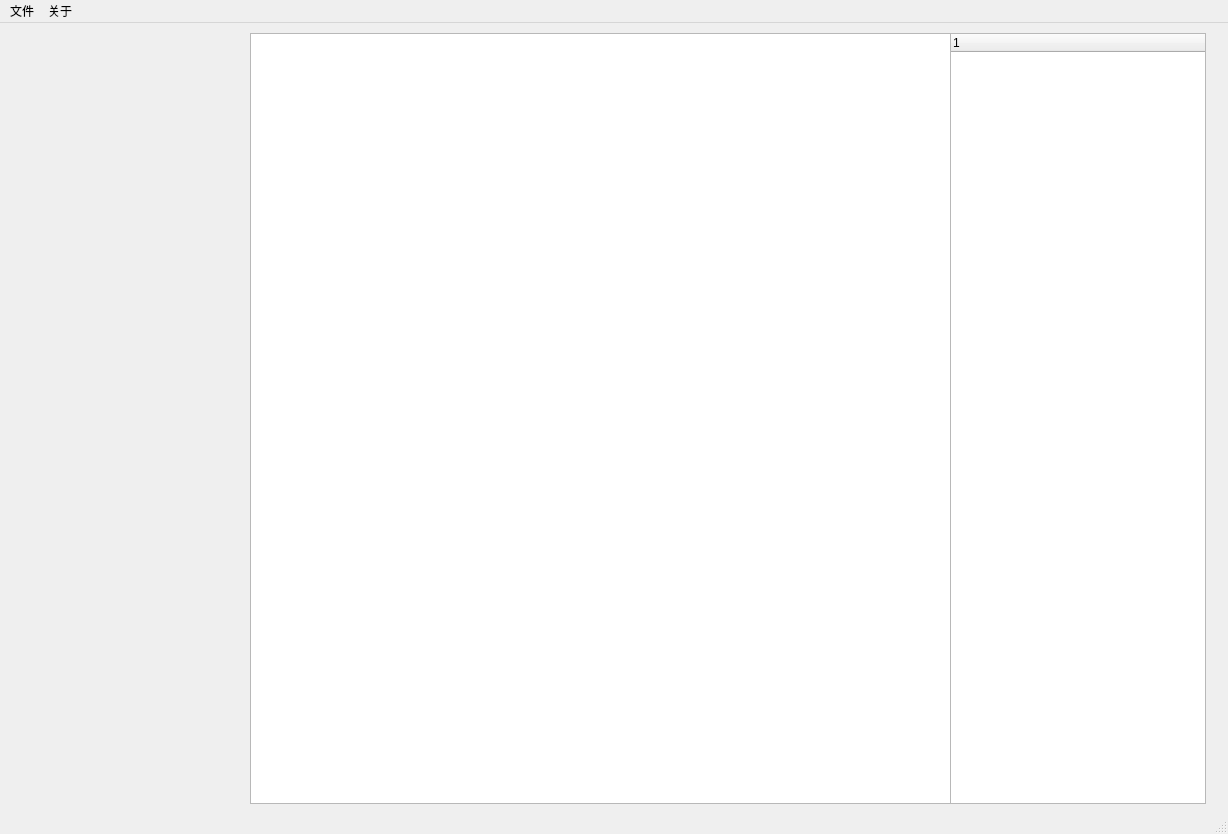
Before: the Qt Designer form src/main_interface/main_interface.ui in WanglinLi595/OpenCV_Function_Demonstration, drawn with Qt 5.
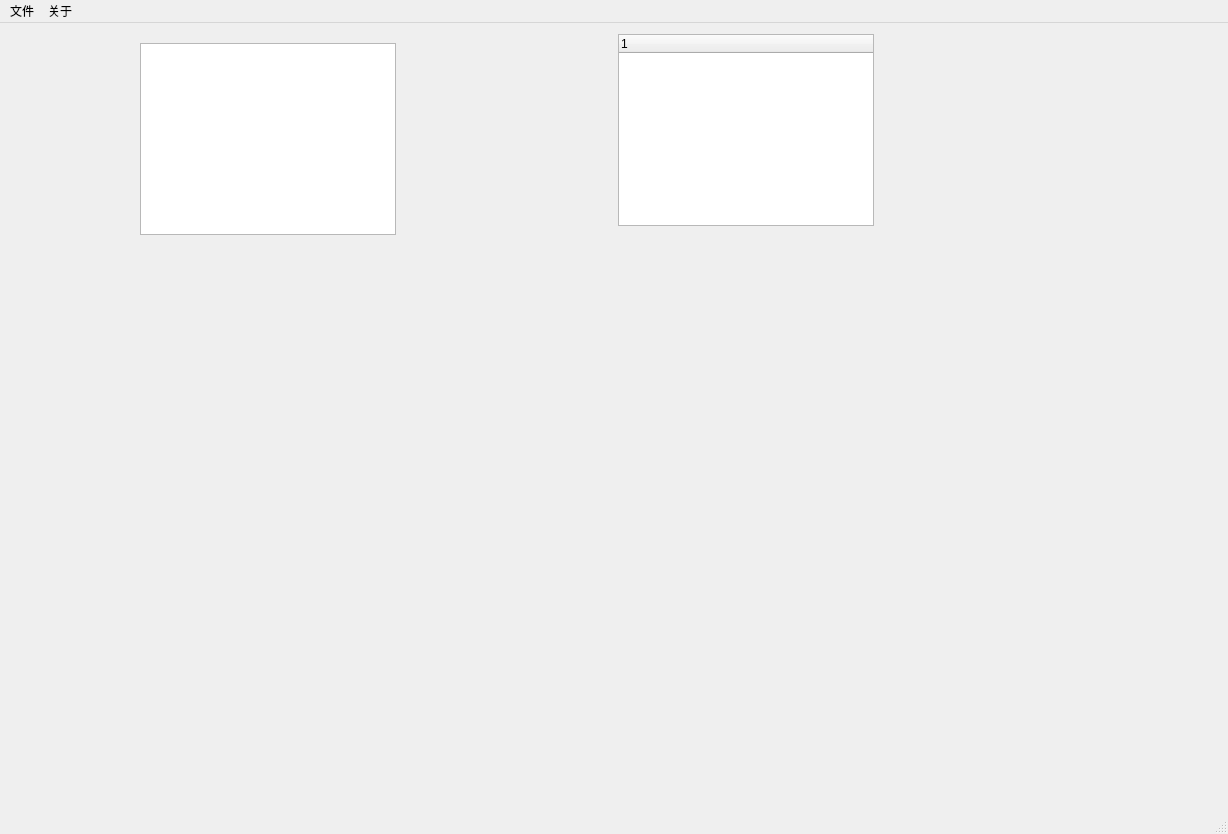
After: the same form once the commit is applied.

The edit to the form file:
```diff
--- a/src/main_interface/main_interface.ui
+++ b/src/main_interface/main_interface.ui
@@ -14,13 +14,23 @@
    <string>MainWindow</string>
   </property>
   <widget class="QWidget" name="centralwidget">
+   <widget class="QTableView" name="table_view">
+    <property name="geometry">
+     <rect>
+      <x>140</x>
+      <y>20</y>
+      <width>256</width>
+      <height>192</height>
+     </rect>
+    </property>
+   </widget>
    <widget class="QTreeWidget" name="tree_widget">
     <property name="geometry">
      <rect>
-      <x>950</x>
-      <y>10</y>
+      <x>618</x>
+      <y>11</y>
       <width>256</width>
-      <height>771</height>
+      <height>192</height>
      </rect>
     </property>
     <column>
@@ -29,16 +39,6 @@
      </property>
     </column>
    </widget>
-   <widget class="QTableWidget" name="tableWidget">
-    <property name="geometry">
-     <rect>
-      <x>250</x>
-      <y>10</y>
-      <width>701</width>
-      <height>771</height>
-     </rect>
-    </property>
-   </widget>
   </widget>
   <widget class="QMenuBar" name="menubar">
    <property name="geometry">
```
Left out of the diff: 4 changed lines with no effect on the pictures.
